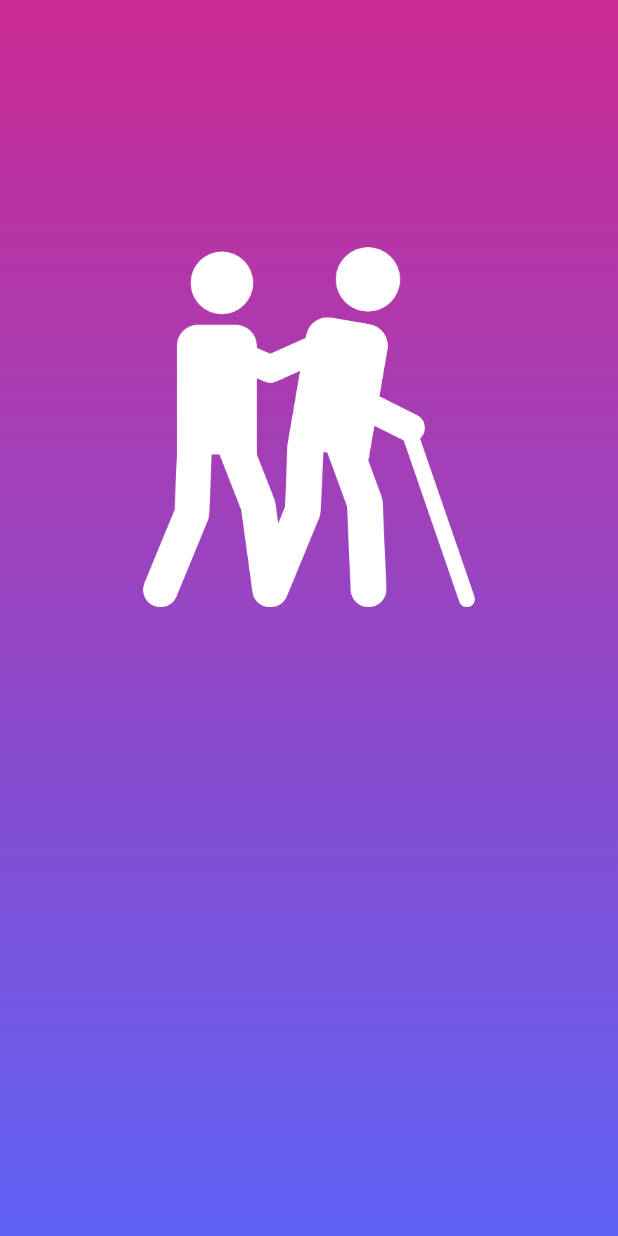
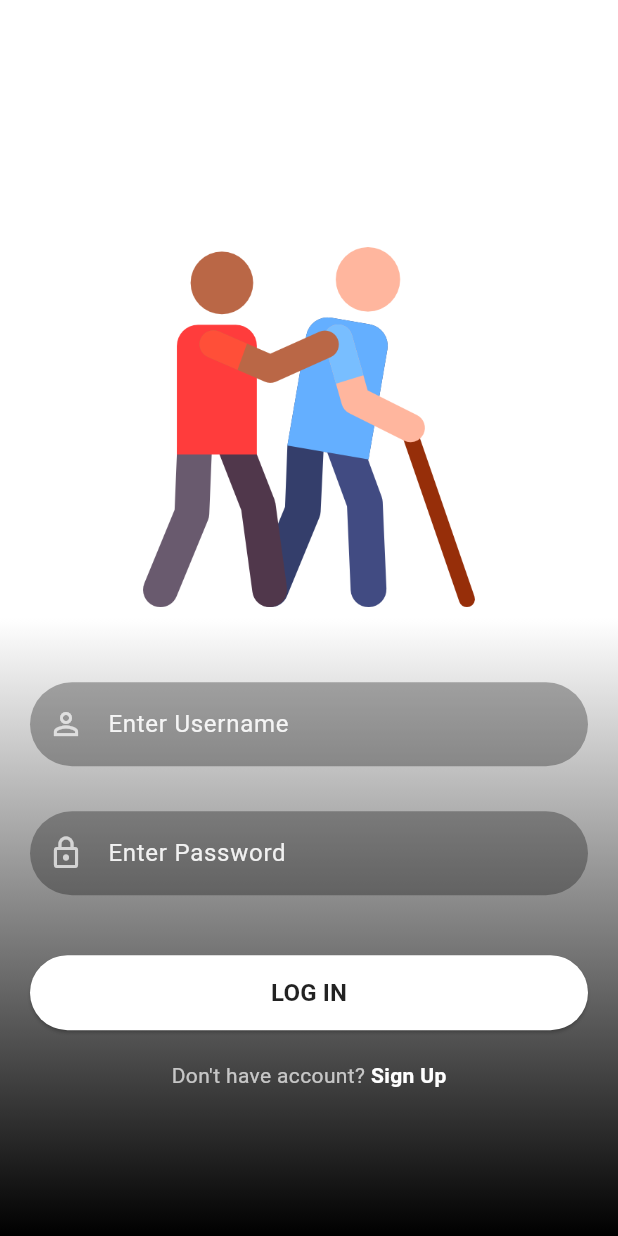
Before and after one commit to cp2392/fyp_app, a Flutter app: the screen it shows after launch, on a phone screen of 412 x 824 dp. Run offline on Flutter 3.47's test engine with Material 3 defaults, Android fonts, the phone set to English and light mode, and no system bars.

Commit message:
sign up and sign in screen routing to home screen

```diff
--- /dev/null
+++ b/lib/reusable_widgets/reusable_widget.dart
@@ -0,0 +1,68 @@
+import 'package:flutter/material.dart';
+
+Image logoWidget(String imageName) {
+  return Image.asset(
+    imageName,
+    fit: BoxFit.fitWidth,
+    width: 240,
+    height: 240,
+    // color: Colors.white,
+  );
+}
+
+TextField reusableTextField(String text, IconData icon, bool isPasswordType,
+    TextEditingController controller) {
+  return TextField(
+      controller: controller,
+      obscureText: isPasswordType,
+      enableSuggestions: !isPasswordType,
+      autocorrect: !isPasswordType,
+      cursorColor: Colors.white,
+      style: TextStyle(color: Colors.white.withOpacity(0.9)),
+      decoration: InputDecoration(
+        prefixIcon: Icon(
+          icon,
+          color: Colors.white70,
+        ),
+        labelText: text,
+        labelStyle: TextStyle(color: Colors.white.withOpacity(0.9)),
+        filled: true,
+        floatingLabelBehavior: FloatingLabelBehavior.never,
+        fillColor: Colors.black.withOpacity(0.3),
+        border: OutlineInputBorder(
+            borderRadius: BorderRadius.circular(30.0),
+            borderSide: const BorderSide(width: 0, style: BorderStyle.none)),
+      ),
+      keyboardType: isPasswordType
+          ? TextInputType.visiblePassword
+          : TextInputType.emailAddress);
+}
+
+Container signInSignUpButton(
+    BuildContext context, bool isLogin, Function onTap) {
+  return Container(
+      width: MediaQuery.of(context).size.width,
+      height: 50,
+      margin: const EdgeInsets.fromLTRB(0, 10, 0, 20),
+      decoration: BoxDecoration(borderRadius: BorderRadius.circular(90)),
+      child: ElevatedButton(
+        onPressed: () {
+          onTap();
+        },
+        child: Text(
+          isLogin ? 'LOG IN' : 'SIGN UP',
+          style: const TextStyle(
+              color: Colors.black87, fontWeight: FontWeight.bold, fontSize: 16),
+        ),
+        style: ButtonStyle(
+            backgroundColor: MaterialStateProperty.resolveWith((states) {
+              if (states.contains(MaterialState.pressed)) {
+                return Colors.black26;
+              }
+              return Colors.white;
+            }),
+            shape: MaterialStateProperty.all<RoundedRectangleBorder>(
+                RoundedRectangleBorder(
+                    borderRadius: BorderRadius.circular(30)))),
+      ));
+}
--- a/lib/screens/signin_screen.dart
+++ b/lib/screens/signin_screen.dart
@@ -1,4 +1,7 @@
 import 'package:flutter/material.dart';
+import 'package:fyp_app/reusable_widgets/reusable_widget.dart';
+import 'package:fyp_app/screens/home_screen.dart';
+import 'package:fyp_app/screens/signup_screen.dart';
 import 'package:fyp_app/utils/colors_utils.dart';
 
 class SignInScreen extends StatefulWidget {
@@ -9,6 +12,8 @@ class SignInScreen extends StatefulWidget {
 }
 
 class _SignInScreenState extends State<SignInScreen> {
+  TextEditingController _passwordTextController = TextEditingController();
+  TextEditingController _emailTextController = TextEditingController();
   @override
   Widget build(BuildContext context) {
     return Scaffold(
@@ -17,11 +22,10 @@ class _SignInScreenState extends State<SignInScreen> {
         height: MediaQuery.of(context).size.height,
         decoration: BoxDecoration(
             gradient: LinearGradient(colors: [
-          hexStringtToColor("CB2B93"),
-          hexStringtToColor("9546C4"),
-          hexStringtToColor("5E61F4")
-        ],
-        begin: Alignment.topCenter, end: Alignment.bottomCenter)),
+          hexStringtToColor("FFFFFF"),
+          hexStringtToColor("FFFFFF"),
+          hexStringtToColor("000000")
+        ], begin: Alignment.topCenter, end: Alignment.bottomCenter)),
         child: SingleChildScrollView(
             child: Padding(
           padding: EdgeInsets.fromLTRB(
@@ -29,6 +33,22 @@ class _SignInScreenState extends State<SignInScreen> {
           child: Column(
             children: <Widget>[
               logoWidget("assets/images/logo1.png"),
+              SizedBox(
+                height: 50,
+              ),
+              reusableTextField("Enter Username", Icons.person_outline, false,
+                  _emailTextController),
+              SizedBox(
+                height: 30,
+              ),
+              reusableTextField("Enter Password", Icons.lock_outline, true,
+                  _passwordTextController),
+              SizedBox(height: 30),
+              signInSignUpButton(context, true, () {
+                Navigator.push(context,
+                    MaterialPageRoute(builder: (context) => HomeScreen()));
+              }),
+              signUpOption()
             ],
           ),
         )),
@@ -36,15 +56,23 @@ class _SignInScreenState extends State<SignInScreen> {
     );
   }
 
-  Image logoWidget(String imageName) {
-    return Image.asset(
-      imageName,
-      fit: BoxFit.fitWidth,
-      width: 240,
-      height: 240,
-      color: Colors.white,
+  Row signUpOption() {
+    return Row(
+      mainAxisAlignment: MainAxisAlignment.center,
+      children: [
+        const Text("Don't have account? ",
+            style: TextStyle(color: Colors.white70)),
+        GestureDetector(
+          onTap: () {
+            Navigator.push(context,
+                MaterialPageRoute(builder: (context) => SignUpScreen()));
+          },
+          child: const Text(
+            "Sign Up",
+            style: TextStyle(color: Colors.white, fontWeight: FontWeight.bold),
+          ),
+        )
+      ],
     );
   }
-
-
 }
```
Also changed, not shown: lib/screens/home_screen.dart (added, +24 -0 lines), lib/screens/signup_screen.dart (added, +66 -0 lines), pubspec.lock.
